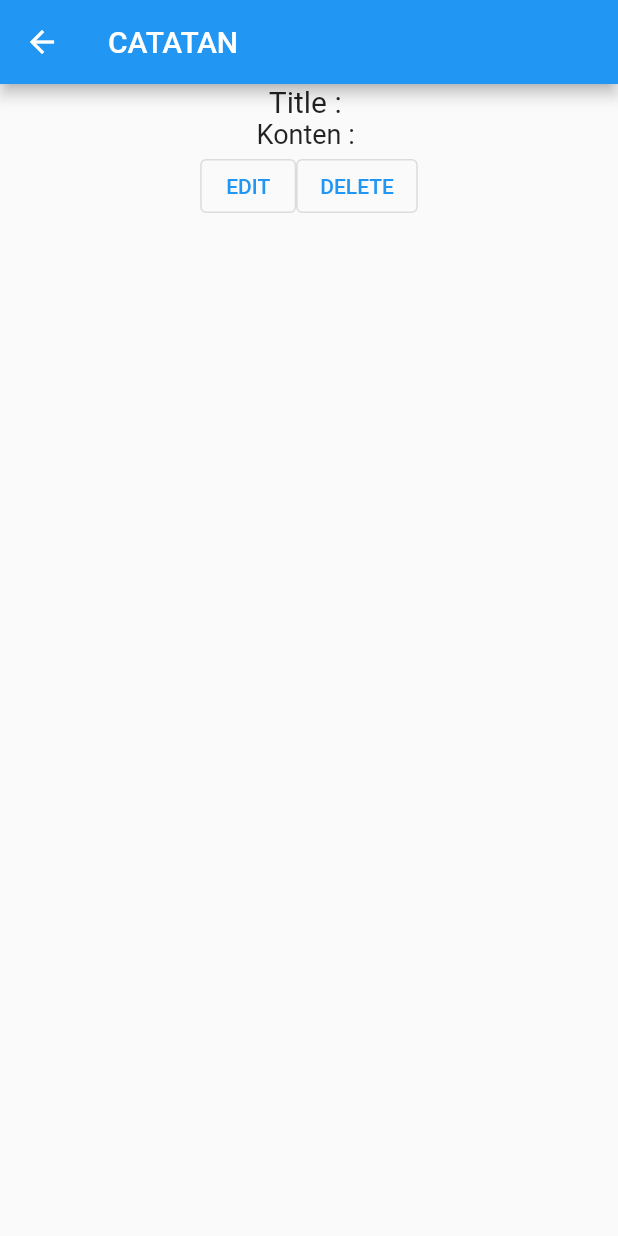
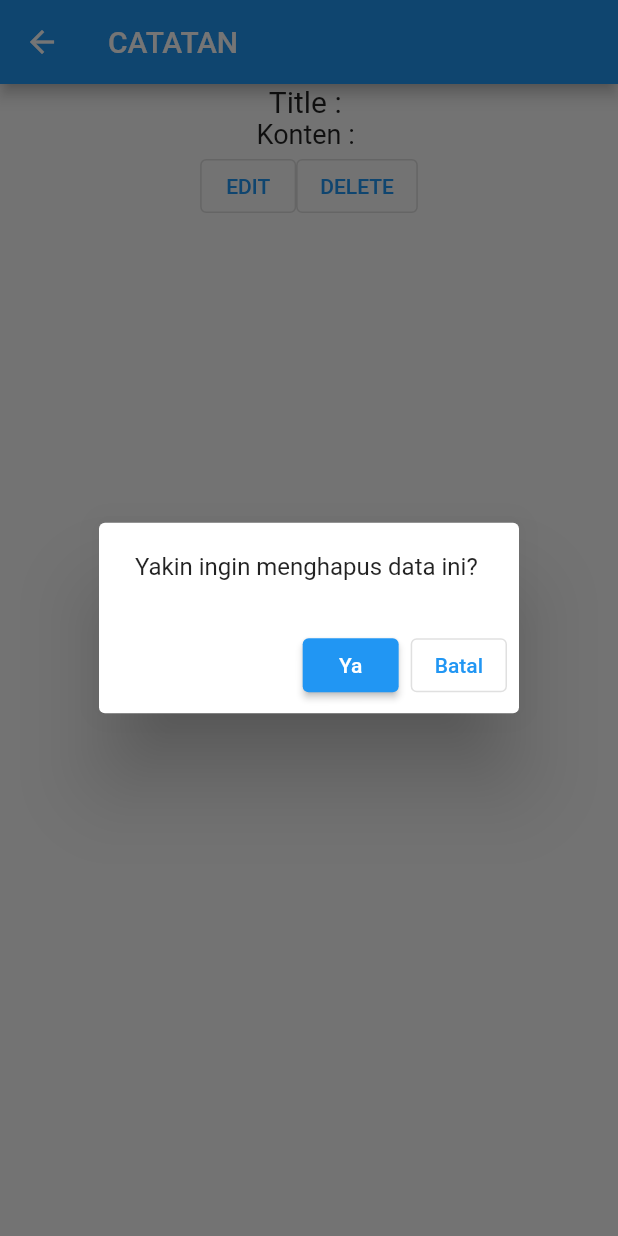
Before and after one commit to Khaifajr/notepad, a Flutter app: the DetailCatatan screen opened directly with empty values, after a tap on "DELETE", on a phone screen of 412 x 824 dp. Run offline on Flutter 3.47's test engine with Material 2 defaults, Android fonts, the phone set to English and light mode, and no system bars; our stand-ins replace shared_preferences; accounts and stored records are empty.

```diff
--- a/lib/model/catatan.dart
+++ b/lib/model/catatan.dart
@@ -2,13 +2,13 @@ import 'package:flutter/material.dart';
 
 class Catatan {
   int? id;
-  String title;
-  String konten;
+  String? title;
+  String? konten;
 
   Catatan({
-    required this.id,
-    required this.title,
-    required this.konten,
+    this.id,
+    this.title,
+    this.konten,
   });
 
   factory Catatan.fromJson(Map<String, dynamic> obj) {
--- a/lib/ui/detail_catatan.dart
+++ b/lib/ui/detail_catatan.dart
@@ -1,6 +1,9 @@
 import 'package:flutter/material.dart';
 import 'package:notepad/model/catatan.dart';
 import 'package:notepad/ui/crud_catatan.dart';
+import 'package:notepad/bloc/produk_bloc.dart';
+import 'package:notepad/ui/page_catatan.dart';
+import 'package:notepad/widget/warning_dialog.dart';
 
 class DetailCatatan extends StatefulWidget {
   Catatan catatan;
@@ -63,23 +66,31 @@ class _DetailCatatanState extends State<DetailCatatan> {
       content: const Text("Yakin ingin menghapus data ini?"),
       actions: [
         //tombol hapus
-        RaisedButton(
+        ElevatedButton(
           child: const Text("Ya"),
-          color: Colors.green,
-          onPressed: () {},
+          onPressed: () {
+            ProdukBloc.deleteProduk(id: widget.catatan.id).then((value) {
+              Navigator.of(context).push(MaterialPageRoute(
+                  builder: (BuildContext context) => const PageCatatan()));
+            }, onError: (error) {
+              showDialog(
+                  context: context,
+                  builder: ((context) => WarningDialog(
+                        description: "Hapus data gagal, silahkan coba lagi",
+                        okClick: () {},
+                      )));
+            });
+          },
         ),
+
         //tombol batal
         OutlinedButton(
-            child: const Text("Batal"),
-            onPressed: (() => Navigator.pop(context)))
+          child: const Text("Batal"),
+          onPressed: () => Navigator.pop(context),
+        )
       ],
     );
 
     showDialog(builder: (context) => alertDialog, context: context);
   }
 }
-
-RaisedButton(
-    {required Text child,
-    required MaterialColor color,
-    required Null Function() onPressed}) {}
--- a/lib/ui/page_catatan.dart
+++ b/lib/ui/page_catatan.dart
@@ -98,7 +98,7 @@ class ItemCatatan extends StatelessWidget {
       },
       child: Card(
         child: ListTile(
-          title: Text(catatan.title),
+          title: Text(catatan.title!),
           subtitle: Text(catatan.konten.toString()),
         ),
       ),
```
Also changed, not shown: lib/bloc/produk_bloc.dart (+6 -6 lines), lib/helpers/api_url.dart (+5 -5 lines), lib/ui/crud_catatan.dart (+7 -7 lines).
